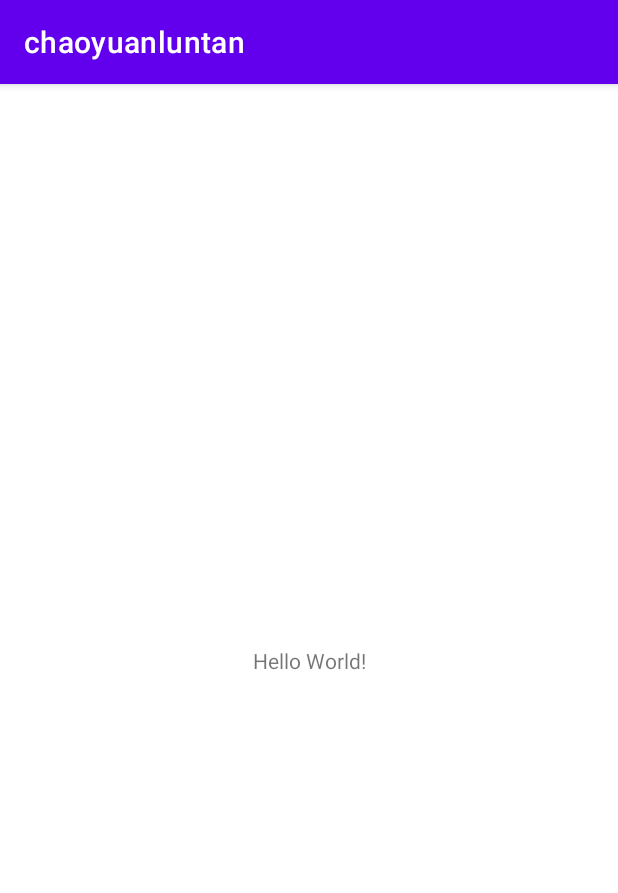
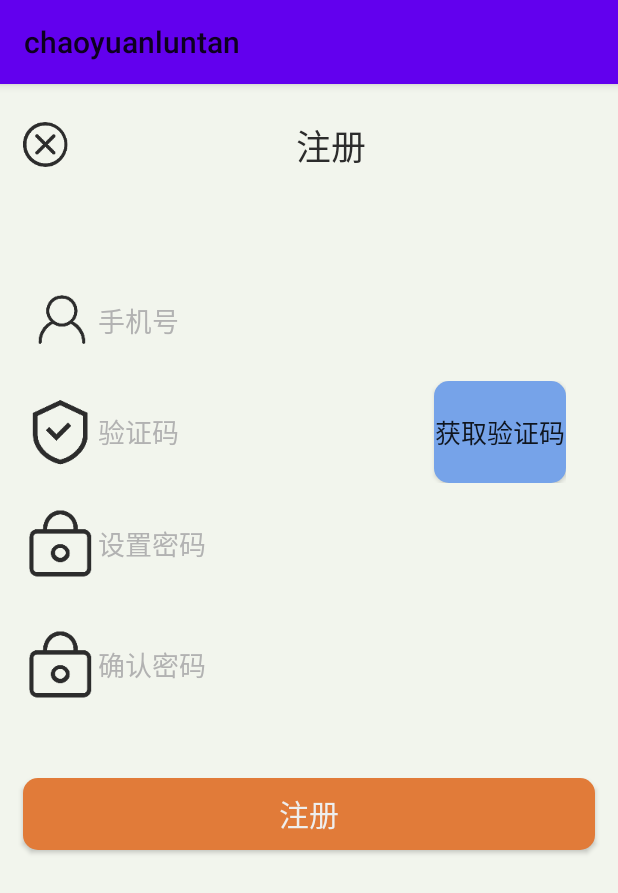
Before and after one commit to Heartache1314/chaoyuanluntan, an Android app: the screen it shows after launch (MainActivity), on a phone screen of 412 x 824 dp. Shown: the top 893 px of the screen. Run offline under Robolectric (Android 15) with nearby library versions, the phone set to English and light mode, and no system bars.

Commit message:
add login

```diff
--- a/app/src/main/java/com/example/chaoyuanluntan/MainActivity.java
+++ b/app/src/main/java/com/example/chaoyuanluntan/MainActivity.java
@@ -9,6 +9,6 @@ public class MainActivity extends AppCompatActivity {
     @Override
     protected void onCreate(Bundle savedInstanceState) {
         super.onCreate(savedInstanceState);
-        setContentView(R.layout.activity_main);
+        setContentView(R.layout.login);
     }
 }
--- /dev/null
+++ b/app/src/main/res/drawable/btn_normal.xml
@@ -0,0 +1,5 @@
+<?xml version="1.0" encoding="utf-8"?>
+<shape xmlns:android="http://schemas.android.com/apk/res/android">
+    <corners android:radius="10dp"/>
+    <solid android:color="#E17B39"/>
+</shape>
--- /dev/null
+++ b/app/src/main/res/drawable/btn_normal1.xml
@@ -0,0 +1,5 @@
+<?xml version="1.0" encoding="utf-8"?>
+<shape xmlns:android="http://schemas.android.com/apk/res/android">
+    <corners android:radius="10dp"/>
+    <solid android:color="#76a3e9"/>
+</shape>
--- /dev/null
+++ b/app/src/main/res/drawable/btn_pressed.xml
@@ -0,0 +1,5 @@
+<?xml version="1.0" encoding="utf-8"?>
+<shape xmlns:android="http://schemas.android.com/apk/res/android">
+    <corners android:radius="10dp"/>
+    <solid android:color="#de5639"/>
+</shape>
--- /dev/null
+++ b/app/src/main/res/drawable/btn_pressed1.xml
@@ -0,0 +1,5 @@
+<?xml version="1.0" encoding="utf-8"?>
+<shape xmlns:android="http://schemas.android.com/apk/res/android">
+    <corners android:radius="10dp"/>
+    <solid android:color="#1a71fa"/>
+</shape>
--- /dev/null
+++ b/app/src/main/res/drawable/btn_selector.xml
@@ -0,0 +1,5 @@
+<?xml version="1.0" encoding="utf-8"?>
+<selector xmlns:android="http://schemas.android.com/apk/res/android">
+    <item android:state_pressed="false" android:drawable="@drawable/btn_normal"/>
+    <item android:state_pressed="true" android:drawable="@drawable/btn_pressed"/>
+</selector>
--- /dev/null
+++ b/app/src/main/res/drawable/btn_selector1.xml
@@ -0,0 +1,5 @@
+<?xml version="1.0" encoding="utf-8"?>
+<selector xmlns:android="http://schemas.android.com/apk/res/android">
+    <item android:state_pressed="false" android:drawable="@drawable/btn_normal1"/>
+    <item android:state_pressed="true" android:drawable="@drawable/btn_pressed1"/>
+</selector>
--- /dev/null
+++ b/app/src/main/res/drawable/edt_shape.xml
@@ -0,0 +1,4 @@
+<?xml version="1.0" encoding="utf-8"?>
+<shape xmlns:android="http://schemas.android.com/apk/res/android">
+
+</shape>
--- a/app/src/main/res/layout/activity_main.xml
+++ /dev/null
@@ -1,18 +0,0 @@
-<?xml version="1.0" encoding="utf-8"?>
-<androidx.constraintlayout.widget.ConstraintLayout xmlns:android="http://schemas.android.com/apk/res/android"
-    xmlns:app="http://schemas.android.com/apk/res-auto"
-    xmlns:tools="http://schemas.android.com/tools"
-    android:layout_width="match_parent"
-    android:layout_height="match_parent"
-    tools:context=".MainActivity">
-
-    <TextView
-        android:layout_width="wrap_content"
-        android:layout_height="wrap_content"
-        android:text="Hello World!"
-        app:layout_constraintBottom_toBottomOf="parent"
-        app:layout_constraintLeft_toLeftOf="parent"
-        app:layout_constraintRight_toRightOf="parent"
-        app:layout_constraintTop_toTopOf="parent" />
-
-</androidx.constraintlayout.widget.ConstraintLayout>
--- a/app/src/main/res/layout/login.xml
+++ b/app/src/main/res/layout/login.xml
@@ -1,6 +1,108 @@
 <?xml version="1.0" encoding="utf-8"?>
-<androidx.constraintlayout.widget.ConstraintLayout xmlns:android="http://schemas.android.com/apk/res/android"
+<LinearLayout xmlns:android="http://schemas.android.com/apk/res/android"
+    xmlns:tools="http://schemas.android.com/tools"
     android:layout_width="match_parent"
-    android:layout_height="match_parent">
+    android:layout_height="match_parent"
+    android:orientation="vertical"
+    tools:context=".MainActivity"
+    android:background="#f2f5ed">
+// 注册
+    <LinearLayout
+        android:layout_width="match_parent"
+        android:layout_height="wrap_content"
+        android:orientation="horizontal"
+        android:padding="15dp">
 
-</androidx.constraintlayout.widget.ConstraintLayout>
+        <ImageView
+            android:layout_width="30dp"
+            android:layout_height="wrap_content"
+            android:layout_weight="0"
+            android:src="@mipmap/tupian1" />
+
+        <TextView
+            android:layout_width="wrap_content"
+            android:layout_height="51dp"
+            android:layout_weight="1"
+            android:gravity="center"
+            android:text="注册"
+            android:textColor="#2c2c2c"
+            android:textSize="23sp" />
+    </LinearLayout>
+//邮箱/电话号码
+    <LinearLayout
+        android:layout_width="match_parent"
+        android:layout_height="wrap_content"
+        android:orientation="vertical"
+        android:layout_marginTop="35dp">
+        <EditText
+            android:layout_width="match_parent"
+            android:layout_height="wrap_content"
+            android:hint="手机号"
+            android:textColorHint="#B2B2B2"
+            android:padding="15dp"
+            android:background="@drawable/edt_shape"
+            android:drawableLeft="@mipmap/tupian2"/>
+
+
+        <LinearLayout
+            android:layout_width="wrap_content"
+            android:layout_height="68dp"
+            android:orientation="horizontal">
+            <EditText
+                android:layout_width="289dp"
+                android:layout_height="wrap_content"
+                android:background="@drawable/edt_shape"
+                android:drawableLeft="@mipmap/tupian3"
+                android:hint="验证码"
+                android:inputType="textPassword"
+                android:padding="15dp"
+                android:textColorHint="#B2B2B2" />
+
+            <Button
+                android:layout_width="wrap_content"
+                android:layout_height="match_parent"
+                android:layout_gravity="right"
+                android:background="@drawable/btn_selector1"
+                android:text="获取验证码"
+                android:textAllCaps="false"
+                android:textSize="17dp" />
+        </LinearLayout>
+
+        <EditText
+            android:layout_width="match_parent"
+            android:layout_height="wrap_content"
+            android:background="@drawable/edt_shape"
+            android:drawableLeft="@mipmap/tupian4"
+            android:hint="设置密码"
+            android:inputType="textPassword"
+            android:padding="15dp"
+            android:textColorHint="#B2B2B2" />
+
+        <EditText
+            android:layout_width="match_parent"
+            android:layout_height="wrap_content"
+            android:hint="确认密码"
+            android:textColorHint="#B2B2B2"
+            android:inputType="textPassword"
+            android:padding="15dp"
+            android:background="@drawable/edt_shape"
+            android:drawableLeft="@mipmap/tupian4"/>
+    </LinearLayout>
+
+    <LinearLayout
+        android:layout_width="match_parent"
+        android:layout_height="wrap_content"
+        android:orientation="vertical"
+        android:layout_marginTop="20dp">
+
+        <Button
+            android:layout_width="match_parent"
+            android:layout_height="wrap_content"
+            android:layout_margin="15dp"
+            android:background="@drawable/btn_selector"
+            android:text="注册"
+            android:textColor="#eeeeee"
+            android:textSize="20sp" />
+
+    </LinearLayout>
+</LinearLayout>
--- a/app/src/main/res/layout/register.xml
+++ b/app/src/main/res/layout/register.xml
@@ -30,11 +30,6 @@
         ></LinearLayout>
 
 
-
-
-
-
-
     //《-----------------注册的昵称设置---------------------》
     <LinearLayout
         android:layout_width="wrap_content"
@@ -46,7 +41,7 @@
             android:layout_width="wrap_content"
             android:layout_height="wrap_content"
             android:textColor="@color/black"
-            android:text="昵称"
+            android:text="用户名"
             android:textSize="40dp"/>
         <EditText
             android:id="@+id/name"
@@ -56,6 +51,26 @@
             />
     </LinearLayout>
 
+    //《-----------------注册的手机号设置---------------------》
+    <LinearLayout
+        android:layout_width="wrap_content"
+        android:layout_height="wrap_content"
+        android:orientation="horizontal"
+        android:layout_marginLeft="50dp"
+        android:layout_marginTop="50dp">
+        <TextView
+            android:layout_width="wrap_content"
+            android:layout_height="wrap_content"
+            android:text="手机号/邮箱"
+            android:textColor="@color/black"
+            android:textSize="37dp"/>
+        <EditText
+            android:id="@+id/tele"
+            android:inputType="number"
+            android:layout_width="200dp"
+            android:layout_height="wrap_content"
+            />
+        ></LinearLayout>
 
 
     //《-----------------注册的密码设置---------------------》
@@ -82,26 +97,7 @@
 
 
 
-    //《-----------------注册的手机号设置---------------------》
-    <LinearLayout
-        android:layout_width="wrap_content"
-        android:layout_height="wrap_content"
-        android:orientation="horizontal"
-        android:layout_marginLeft="50dp"
-        android:layout_marginTop="50dp">
-        <TextView
-            android:layout_width="wrap_content"
-            android:layout_height="wrap_content"
-            android:text="手机号"
-            android:textColor="@color/black"
-            android:textSize="37dp"/>
-        <EditText
-            android:id="@+id/tele"
-            android:inputType="number"
-            android:layout_width="200dp"
-            android:layout_height="wrap_content"
-            />
-        ></LinearLayout>
+
 
 
     //《-----------------注册的同意协议---------------------》
--- a/app/src/main/res/values/themes.xml
+++ b/app/src/main/res/values/themes.xml
@@ -1,6 +1,6 @@
 <resources xmlns:tools="http://schemas.android.com/tools">
     <!-- Base application theme. -->
-    <style name="Theme.Chaoyuanluntan" parent="Theme.MaterialComponents.DayNight.DarkActionBar">
+    <style name="Theme.Chaoyuanluntan" parent="Theme.MaterialComponents.DayNight.Bridge">
         <!-- Primary brand color. -->
         <item name="colorPrimary">@color/purple_500</item>
         <item name="colorPrimaryVariant">@color/purple_700</item>
```
Also changed, not shown: app/src/main/res/mipmap-xxxhdpi/tupian1.png (added), app/src/main/res/mipmap-xxxhdpi/tupian2.png (added), app/src/main/res/mipmap-xxxhdpi/tupian3.png (added), app/src/main/res/mipmap-xxxhdpi/tupian4.png (added).
